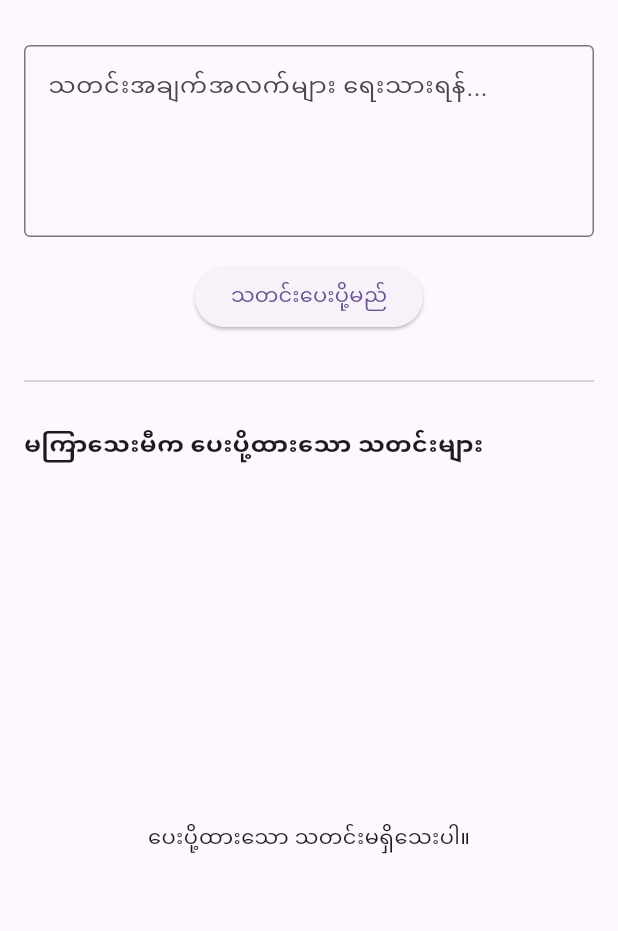
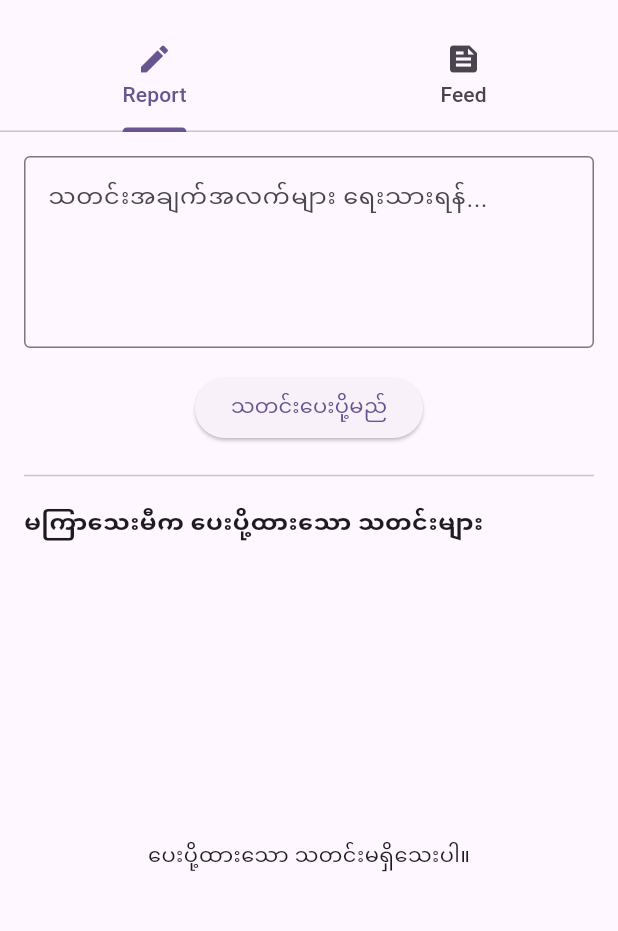
Before and after one commit to AungLinnPhyo/field_reporter, a Flutter app: the screen it shows after launch, on a phone screen of 412 x 824 dp, the part 63-994 px from its top. Run offline on Flutter 3.47's test engine with Material 3 defaults, Android fonts, the light colour scheme and no system bars; our stand-ins replace connectivity_plus, drift, flutter_riverpod, supabase_flutter; accounts and stored records are empty; generated files the repository leaves out were written again.

Commit message:
add newsfeed screen and fetch data

```diff
--- a/lib/features/posts/data/data_sources/local_database.dart
+++ b/lib/features/posts/data/data_sources/local_database.dart
@@ -31,8 +31,9 @@ class OutboxQueue extends Table {
 class AppDatabase extends _$AppDatabase {
   AppDatabase() : super(_openConnection());
 
+  // Database Schema Version
   @override
-  int get schemaVersion => 1; // These version should be incremented when change the database schema
+  int get schemaVersion => 1;
 
   Future<void> insertPostToOutbox(String postContent) async {
     await transaction(() async {
@@ -58,7 +59,7 @@ class AppDatabase extends _$AppDatabase {
   }
 }
 
-// Define a function to open the database connection
+// Define a path to store the database
 LazyDatabase _openConnection() {
   return LazyDatabase(() async {
     final dbFolder = await getApplicationDocumentsDirectory();
--- a/lib/features/posts/presentation/providers/post_providers.dart
+++ b/lib/features/posts/presentation/providers/post_providers.dart
@@ -1,8 +1,10 @@
-import 'package:riverpod/riverpod.dart';
+import 'package:flutter_riverpod/flutter_riverpod.dart';
 import 'package:supabase_flutter/supabase_flutter.dart';
 
 import '../../data/data_sources/local_database.dart';
 import '../../data/repositories/post_repository_impl.dart';
+import '../../domain/entities/post_entity.dart';
+import '../../domain/repositories/post_repository.dart';
 import '../../domain/usecases/post_usecase.dart';
 
 ///Local Database Provider
@@ -10,11 +12,11 @@ final databaseProvider = Provider<AppDatabase>((ref) {
   return AppDatabase();
 });
 
-/// Post Stream Provider
-final postsStreamProvider = StreamProvider<List<Post>>((ref) {
-  final db = ref.watch(databaseProvider);
-  return (db.select(db.posts)).watch();
-},);
+// /// Post Stream Provider
+// final postsStreamProvider = StreamProvider<List<Post>>((ref) {
+//   final db = ref.watch(databaseProvider);
+//   return (db.select(db.posts)).watch();
+// },);
 
 /// Supabase Client Provider
 final supabaseClientProvider = Provider<SupabaseClient>((ref) {
@@ -22,7 +24,7 @@ final supabaseClientProvider = Provider<SupabaseClient>((ref) {
 });
 
 /// Post Repository Provider
-final postRepositoryProvider = Provider<PostRepositoryImpl>((ref) {
+final postRepositoryProvider = Provider<PostRepository>((ref) {
   final database = ref.watch(databaseProvider);
   final supabaseClient = ref.watch(supabaseClientProvider);
   return PostRepositoryImpl(database, supabaseClient);
@@ -33,3 +35,15 @@ final postUsecaseProvider = Provider<PostUsecase>((ref) {
   final postRepository = ref.watch(postRepositoryProvider);
   return PostUsecase(postRepository);
 });
+
+/// Posts Stream Provider
+final postsStreamProvider = StreamProvider<List<PostEntity>>((ref) {
+  final repository = ref.watch(postRepositoryProvider);
+  return repository.watchLocalPosts();
+});
+
+/// Posts Stream Provider
+final serverPostsFutureProvider = FutureProvider<List<PostEntity>>((ref) async {
+  final useCase = ref.watch(postUsecaseProvider);
+  return await useCase.getServerPosts();
+});
--- a/lib/features/posts/presentation/screens/report_news_screen.dart
+++ b/lib/features/posts/presentation/screens/report_news_screen.dart
@@ -2,6 +2,7 @@ import 'package:flutter/material.dart';
 import 'package:flutter_riverpod/flutter_riverpod.dart';
 
 import '../providers/post_providers.dart';
+import 'newsfeed.dart';
 
 class ReportNewsScreen extends ConsumerStatefulWidget {
   const ReportNewsScreen({super.key});
@@ -16,9 +17,22 @@ class _ReportNewsScreenState extends ConsumerState<ReportNewsScreen> {
   Widget build(BuildContext context) {
     final postsAsyncValue = ref.watch(postsStreamProvider);
 
-    return Scaffold(
-      appBar: AppBar(title: const Text('Report News')),
-      body: Padding(
+    return DefaultTabController(
+      length: 2,
+      child: Scaffold(
+        appBar: AppBar(
+          title: const Text('Report News'),
+          bottom: const TabBar(
+            tabs: [
+              Tab(icon: Icon(Icons.edit), text: 'Report'),
+              Tab(icon: Icon(Icons.feed), text: 'Feed'),
+            ],
+          ),
+        ),
+        body: TabBarView(
+          children: [
+            // Report Tab
+            Padding(
               padding: const EdgeInsets.all(16.0),
               child: Column(
                 crossAxisAlignment: CrossAxisAlignment.start,
@@ -49,10 +63,9 @@ class _ReportNewsScreenState extends ConsumerState<ReportNewsScreen> {
                     ),
                   ),
 
-            const Divider(height: 32),
+                  const Divider(height: 10),
 
                   const Text('မကြာသေးမီက ပေးပို့ထားသော သတင်းများ', style: TextStyle(fontSize: 16, fontWeight: FontWeight.bold)),
-            const SizedBox(height: 12),
 
                   Expanded(
                     child: postsAsyncValue.when(
@@ -76,14 +89,7 @@ class _ReportNewsScreenState extends ConsumerState<ReportNewsScreen> {
                                   mainAxisSize: MainAxisSize.min,
                                   children: [
                                     Text(isPending ? 'Pending ' : 'Synced ', style: TextStyle(color: isPending ? Colors.orange : Colors.green, fontSize: 12)),
-                              Icon(
-                                size: 15,
-                                isPending
-                                    ? Icons
-                                          .access_time_rounded
-                                    : Icons.check_circle_rounded,
-                                color: isPending ? Colors.orange : Colors.green,
-                              ),
+                                    Icon(size: 15, isPending ? Icons.access_time_rounded : Icons.check_circle_rounded, color: isPending ? Colors.orange : Colors.green),
                                   ],
                                 ),
                               ),
@@ -98,6 +104,12 @@ class _ReportNewsScreenState extends ConsumerState<ReportNewsScreen> {
                 ],
               ),
             ),
+
+            // Newsfeed
+            const Newsfeed(),
+          ],
+        ),
+      ),
     );
   }
 }
```
Also changed, not shown: lib/features/posts/data/models/post_model.dart (added, +31 -0 lines), lib/features/posts/data/repositories/post_repository_impl.dart (+28 -5 lines), lib/features/posts/domain/entities/post_entity.dart (added, +11 -0 lines), lib/features/posts/domain/repositories/post_repository.dart (+7 -1 lines), lib/features/posts/domain/usecases/post_usecase.dart (+8 -6 lines), lib/features/posts/presentation/screens/newsfeed.dart (added, +157 -0 lines). Lines whose indentation alone changed are shown as unchanged.
